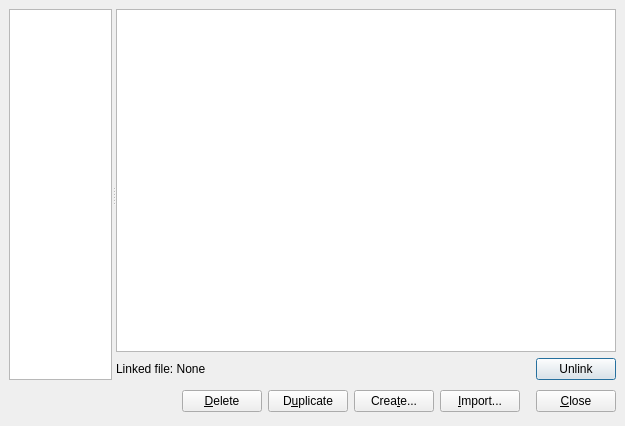
Before: the Qt Designer form dialogs/dataedit.ui in veusz/veusz, drawn with Qt 5.
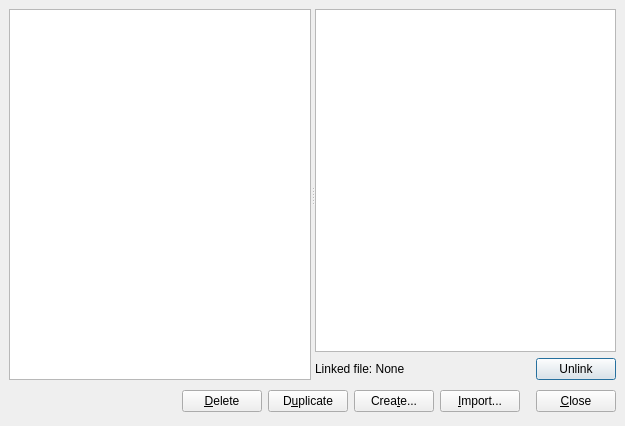
After: the same form once the commit is applied.

Commit message: Fix sizing of subwindows in data edit dialog

```diff
--- a/dialogs/dataedit.ui
+++ b/dialogs/dataedit.ui
@@ -37,14 +37,7 @@
         <number>6</number>
        </property>
        <item>
-        <widget class="QTableView" name="datatableview" >
-         <property name="minimumSize" >
-          <size>
-           <width>500</width>
-           <height>0</height>
-          </size>
-         </property>
-        </widget>
+        <widget class="QTableView" name="datatableview" />
        </item>
        <item>
         <layout class="QHBoxLayout" >
@@ -56,6 +49,12 @@
          </property>
          <item>
           <widget class="QLabel" name="linkedlabel" >
+           <property name="sizePolicy" >
+            <sizepolicy vsizetype="Preferred" hsizetype="Expanding" >
+             <horstretch>0</horstretch>
+             <verstretch>0</verstretch>
+            </sizepolicy>
+           </property>
            <property name="text" >
             <string>Linked file: None</string>
            </property>
```
Left out of the diff: 41 changed lines with no effect on the pictures. The commit also changes 1 other file.
